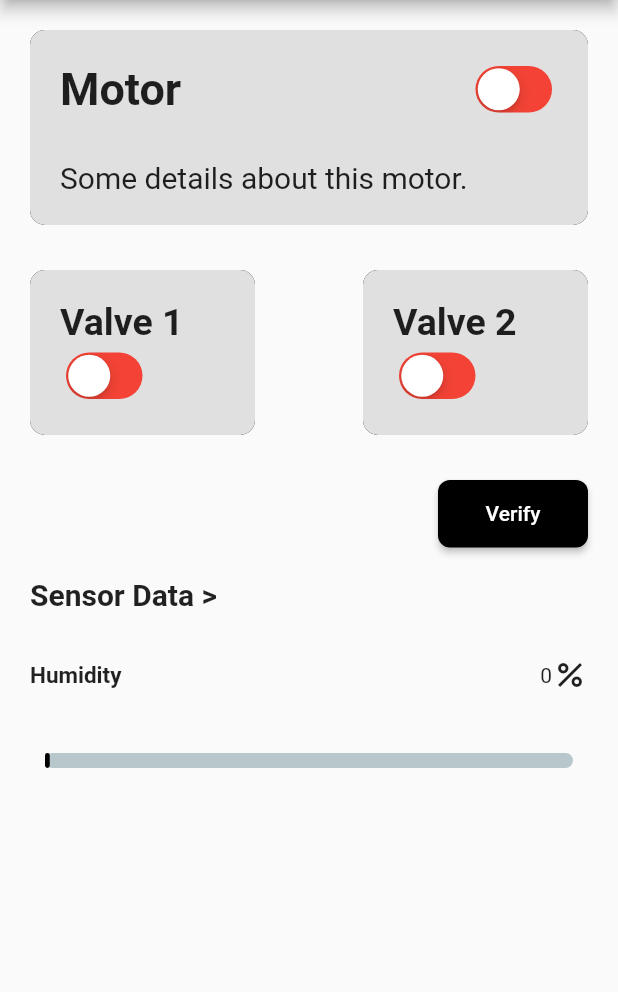
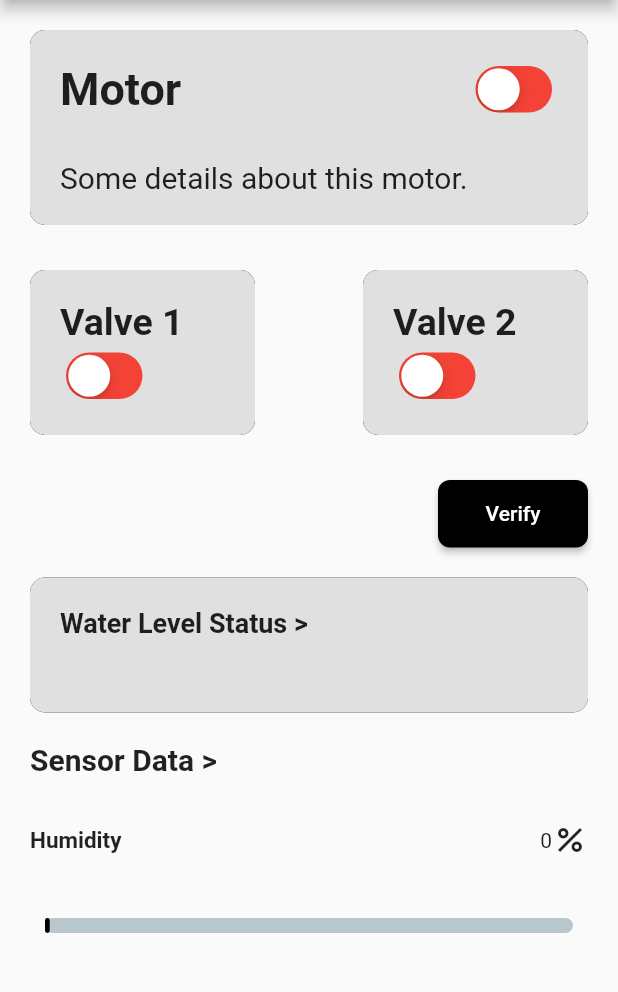
Before and after one commit to kunal03b/Agronic, a Flutter app: the Home screen opened directly, on a phone screen of 412 x 824 dp, the part 84-1076 px from its top. Run offline on Flutter 3.47's test engine with Material 2 defaults, Android fonts, the phone set to English and light mode, and no system bars; drawn by our look-alikes of percent_indicator; our stand-ins replace firebase_auth, firebase_core, firebase_database; accounts and stored records are empty.

Commit message:
water level status initial commit

```diff
--- a/lib/home.dart
+++ b/lib/home.dart
@@ -19,6 +19,9 @@ class _HomeState extends State<Home> {
   bool val1 = false;
   bool val2 = false;
 
+  //Water level Data
+  bool isWaterLevel= false;
+
   //Moisture Data
   bool isDataLoaded = false;
   String Moisture = '0';
@@ -32,6 +35,23 @@ class _HomeState extends State<Home> {
       });
     });
   }
+
+  //----------------------------------------------------------------------------------------
+  //Moisture Data
+  // bool isdataLoaded = false;
+  // String water_level
+  // = 'Not loaded Yet';
+  // // var data = 0.9;
+  // DatabaseReference water_levelRef = FirebaseDatabase.instance.ref('water_level');
+  // void getLevel() async {
+  //   water_levelRef.onValue.listen((DatabaseEvent event) {
+  //     setState(() {
+  //       water_level = event.snapshot.child('water_level').value.toString();
+  //       // water_level = double.tryParse(water_level)!;
+  //     });
+  //   });
+  // }
+
 
   @override
   void initState() {
@@ -221,6 +241,38 @@ class _HomeState extends State<Home> {
                           ))),
                 ],
               ),
+SizedBox(height: 20,),
+
+              Container(
+                child: Column(
+                  crossAxisAlignment: CrossAxisAlignment.start,
+                  children: [
+                  Container(padding: EdgeInsets.all(20),
+                  decoration: BoxDecoration(
+                    boxShadow: [BoxShadow(color: Colors.black)],
+                    color: Colors.grey.shade300,
+                      borderRadius:BorderRadius.all(Radius.circular(10))),
+                  height: 90,
+                    width: 500,
+                    child: Column(
+                      crossAxisAlignment: CrossAxisAlignment.start,
+                      children: [
+                        Text('Water Level Status >',
+                          style: TextStyle(
+                            fontWeight: FontWeight.bold,
+                            fontSize: 18,),
+                        ),
+                        Spacer(),
+                        // isWaterLevel? CircularProgressIndicator():  ,
+                        // Text(water_level),
+                      ],
+                    ),
+                  )
+                ],),
+              ),
+
+
+
               SizedBox(
                 height: 20,
               ),
@@ -259,7 +311,20 @@ class _HomeState extends State<Home> {
                 barRadius: Radius.circular(10),
                 animation: true,
                 animationDuration: 1000,
-              )
+              ),
+              // Spacer(),
+//               SizedBox(
+//                 height: 20,
+//               ),
+//               Text(
+//                 'Water Level Status >',
+//                 style: TextStyle(
+//                   fontWeight: FontWeight.bold,
+//                   fontSize: 20,
+//                 ),
+//               ),
+// SizedBox(height: 20,),
+
             ],
           ),
         ),
```
